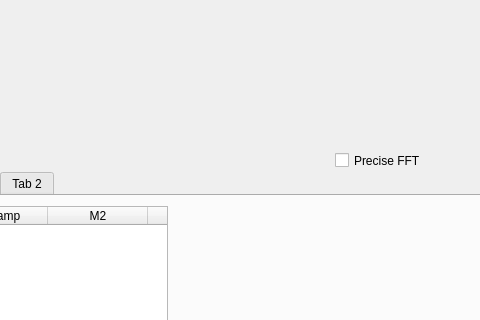
This is form.ui in timesama/M2-Approach as Qt 5 draws it before an edit; both pictures show x 195 to 675 and y 120 to 440 of the 1100 by 700 pixel window. The edited form follows.
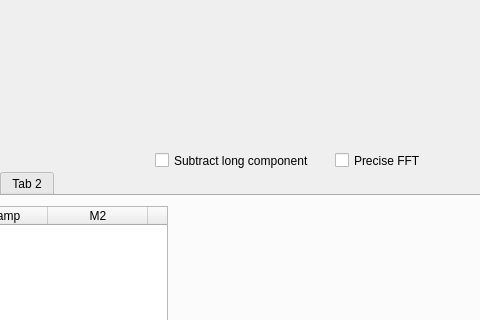
This is the edited form. Custom widgets are drawn as their Qt base class.

Commit message: The data processing is under reconstruction

```diff
--- a/form.ui
+++ b/form.ui
@@ -898,6 +898,19 @@
      <string>Add</string>
     </property>
    </widget>
+   <widget class="QCheckBox" name="checkBox_2">
+    <property name="geometry">
+     <rect>
+      <x>350</x>
+      <y>270</y>
+      <width>171</width>
+      <height>21</height>
+     </rect>
+    </property>
+    <property name="text">
+     <string>Subtract long component</string>
+    </property>
+   </widget>
   </widget>
  </widget>
  <customwidgets>
```
The commit also changes 2 other files.
